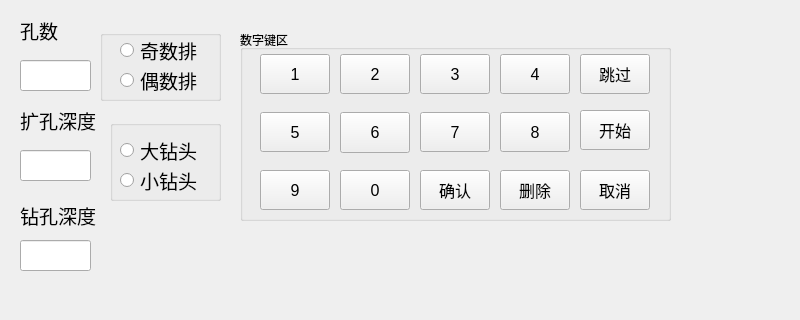
The window that Graduation_Project/Center_Controller/Src/inputpara/inputpara.ui (JBCbobo/wireless-human-computer-interaction-system) describes before a commit, drawn with Qt 5.
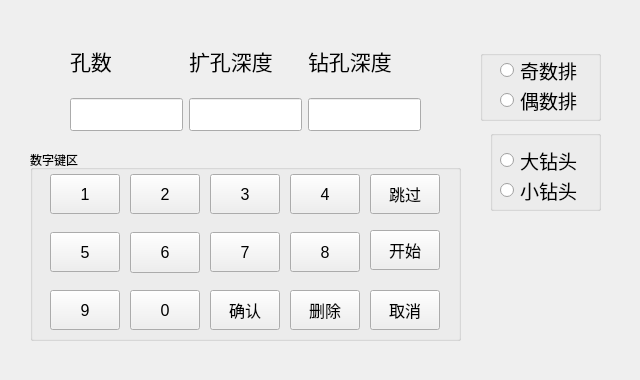
The same window after the commit.

The edit to the form file:
```diff
--- a/Graduation_Project/Center_Controller/Src/inputpara/inputpara.ui
+++ b/Graduation_Project/Center_Controller/Src/inputpara/inputpara.ui
@@ -6,8 +6,8 @@
    <rect>
     <x>0</x>
     <y>0</y>
-    <width>800</width>
-    <height>320</height>
+    <width>640</width>
+    <height>380</height>
    </rect>
   </property>
   <property name="windowTitle">
@@ -16,8 +16,8 @@
   <widget class="QGroupBox" name="groupBox_3">
    <property name="geometry">
     <rect>
-     <x>240</x>
-     <y>30</y>
+     <x>30</x>
+     <y>150</y>
      <width>431</width>
      <height>191</height>
     </rect>
@@ -347,8 +347,8 @@
   <widget class="QGroupBox" name="groupBox_2">
    <property name="geometry">
     <rect>
-     <x>110</x>
-     <y>120</y>
+     <x>490</x>
+     <y>130</y>
      <width>111</width>
      <height>81</height>
     </rect>
@@ -396,29 +396,11 @@
     </property>
    </widget>
   </widget>
-  <widget class="QLineEdit" name="lineEdit_3">
-   <property name="geometry">
-    <rect>
-     <x>20</x>
-     <y>240</y>
-     <width>71</width>
-     <height>31</height>
-    </rect>
-   </property>
-   <property name="font">
-    <font>
-     <pointsize>14</pointsize>
-    </font>
-   </property>
-   <property name="maxLength">
-    <number>3</number>
-   </property>
-  </widget>
   <widget class="QGroupBox" name="groupBox">
    <property name="geometry">
     <rect>
-     <x>100</x>
-     <y>30</y>
+     <x>480</x>
+     <y>50</y>
      <width>121</width>
      <height>71</height>
     </rect>
@@ -466,97 +448,112 @@
     </property>
    </widget>
   </widget>
+  <widget class="QWidget" name="">
+   <property name="geometry">
+    <rect>
+     <x>70</x>
+     <y>30</y>
+     <width>351</width>
+     <height>101</height>
+    </rect>
+   </property>
+   <layout class="QHBoxLayout" name="horizontalLayout">
+    <item>
+     <layout class="QVBoxLayout" name="verticalLayout">
+      <item>
   <widget class="QLabel" name="label">
-   <property name="geometry">
-    <rect>
-     <x>20</x>
-     <y>20</y>
-     <width>61</width>
-     <height>21</height>
-    </rect>
-   </property>
    <property name="font">
     <font>
-     <pointsize>14</pointsize>
+          <pointsize>16</pointsize>
     </font>
    </property>
    <property name="text">
     <string>孔数</string>
    </property>
   </widget>
+      </item>
+      <item>
   <widget class="QLineEdit" name="lineEdit">
-   <property name="geometry">
-    <rect>
-     <x>20</x>
-     <y>60</y>
-     <width>71</width>
-     <height>31</height>
-    </rect>
-   </property>
    <property name="font">
     <font>
-     <pointsize>14</pointsize>
+          <pointsize>16</pointsize>
     </font>
    </property>
    <property name="maxLength">
     <number>3</number>
    </property>
   </widget>
-  <widget class="QLineEdit" name="lineEdit_2">
-   <property name="geometry">
-    <rect>
-     <x>20</x>
-     <y>150</y>
-     <width>71</width>
-     <height>31</height>
-    </rect>
-   </property>
-   <property name="font">
-    <font>
-     <pointsize>14</pointsize>
-    </font>
-   </property>
-   <property name="maxLength">
-    <number>3</number>
-   </property>
-  </widget>
+      </item>
+     </layout>
+    </item>
+    <item>
+     <layout class="QVBoxLayout" name="verticalLayout_2">
+      <item>
   <widget class="QLabel" name="label_2">
-   <property name="geometry">
-    <rect>
-     <x>20</x>
-     <y>110</y>
-     <width>81</width>
-     <height>21</height>
-    </rect>
-   </property>
    <property name="font">
     <font>
-     <pointsize>14</pointsize>
+          <pointsize>16</pointsize>
     </font>
    </property>
    <property name="text">
     <string>扩孔深度</string>
    </property>
   </widget>
+      </item>
+      <item>
+       <widget class="QLineEdit" name="lineEdit_2">
+        <property name="font">
+         <font>
+          <pointsize>16</pointsize>
+         </font>
+        </property>
+        <property name="maxLength">
+         <number>3</number>
+        </property>
+       </widget>
+      </item>
+     </layout>
+    </item>
+    <item>
+     <layout class="QVBoxLayout" name="verticalLayout_3">
+      <item>
   <widget class="QLabel" name="label_3">
-   <property name="geometry">
-    <rect>
-     <x>20</x>
-     <y>200</y>
-     <width>81</width>
-     <height>31</height>
-    </rect>
-   </property>
    <property name="font">
     <font>
-     <pointsize>14</pointsize>
+          <pointsize>16</pointsize>
     </font>
    </property>
    <property name="text">
     <string>钻孔深度</string>
    </property>
   </widget>
- </widget>
+      </item>
+      <item>
+       <widget class="QLineEdit" name="lineEdit_3">
+        <property name="font">
+         <font>
+          <pointsize>16</pointsize>
+         </font>
+        </property>
+        <property name="maxLength">
+         <number>3</number>
+        </property>
+       </widget>
+      </item>
+     </layout>
+    </item>
+   </layout>
+  </widget>
+ </widget>
+ <tabstops>
+  <tabstop>lineEdit</tabstop>
+  <tabstop>lineEdit_2</tabstop>
+  <tabstop>lineEdit_3</tabstop>
+  <tabstop>radioButton_4</tabstop>
+  <tabstop>radioButton_3</tabstop>
+  <tabstop>radioButton</tabstop>
+  <tabstop>radioButton_2</tabstop>
+ </tabstops>
  <resources/>
  <connections/>
 </ui>
```
Lines whose indentation alone changed are shown as unchanged.
